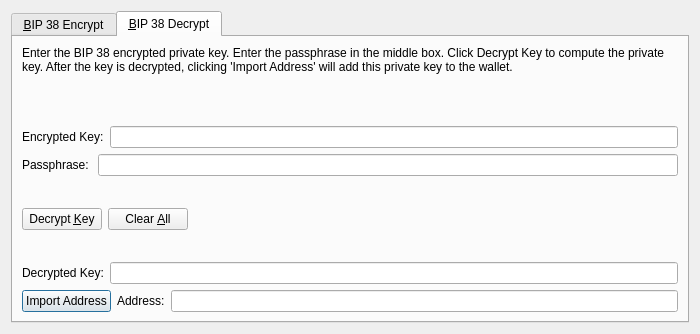
gexanlottery/gexan, file src/qt/forms/bip38tooldialog.ui: the form before one commit.
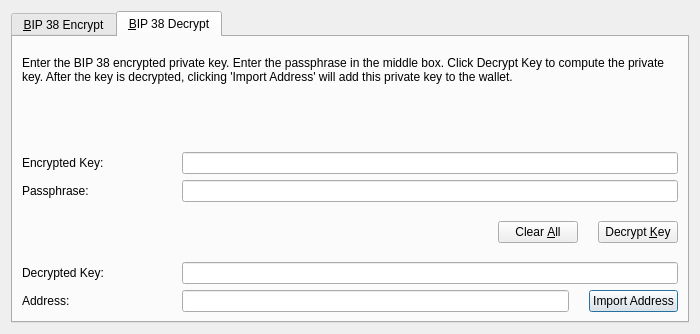
The form after the commit. Icons and pictures are not drawn. Custom widgets are drawn as their Qt base class.

```diff
--- a/src/qt/forms/bip38tooldialog.ui
+++ b/src/qt/forms/bip38tooldialog.ui
@@ -13,12 +13,27 @@
   <property name="windowTitle">
    <string>BIP 38 Tool</string>
   </property>
+  <property name="sizeGripEnabled">
+   <bool>false</bool>
+  </property>
   <property name="modal">
    <bool>true</bool>
   </property>
   <layout class="QVBoxLayout" name="verticalLayout">
    <item>
     <widget class="QTabWidget" name="tabWidget">
+     <property name="minimumSize">
+      <size>
+       <width>150</width>
+       <height>0</height>
+      </size>
+     </property>
+     <property name="tabPosition">
+      <enum>QTabWidget::North</enum>
+     </property>
+     <property name="tabShape">
+      <enum>QTabWidget::Rounded</enum>
+     </property>
      <property name="currentIndex">
       <number>1</number>
      </property>
@@ -252,6 +267,22 @@
        <string>&amp;BIP 38 Decrypt</string>
       </attribute>
       <layout class="QVBoxLayout" name="verticalLayout_VM">
+       <item>
+        <spacer name="verticalSpacer_3">
+         <property name="orientation">
+          <enum>Qt::Vertical</enum>
+         </property>
+         <property name="sizeType">
+          <enum>QSizePolicy::Fixed</enum>
+         </property>
+         <property name="sizeHint" stdset="0">
+          <size>
+           <width>20</width>
+           <height>10</height>
+          </size>
+         </property>
+        </spacer>
+       </item>
        <item>
         <widget class="QLabel" name="infoLabel_DEC">
          <property name="text">
@@ -268,10 +299,32 @@
          </property>
         </widget>
        </item>
+       <item>
+        <spacer name="verticalSpacer_2">
+         <property name="orientation">
+          <enum>Qt::Vertical</enum>
+         </property>
+         <property name="sizeHint" stdset="0">
+          <size>
+           <width>20</width>
+           <height>40</height>
+          </size>
+         </property>
+        </spacer>
+       </item>
        <item>
         <layout class="QHBoxLayout" name="horizontalLayout_3">
+         <property name="spacing">
+          <number>10</number>
+         </property>
          <item>
           <widget class="QLabel" name="label_2">
+           <property name="minimumSize">
+            <size>
+             <width>150</width>
+             <height>0</height>
+            </size>
+           </property>
            <property name="text">
             <string>Encrypted Key:</string>
            </property>
@@ -288,8 +341,17 @@
        </item>
        <item>
         <layout class="QHBoxLayout" name="horizontalLayout">
+         <property name="spacing">
+          <number>10</number>
+         </property>
          <item>
           <widget class="QLabel" name="label">
+           <property name="minimumSize">
+            <size>
+             <width>150</width>
+             <height>0</height>
+            </size>
+           </property>
            <property name="text">
             <string>Passphrase: </string>
            </property>
@@ -306,40 +368,9 @@
        </item>
        <item>
         <layout class="QHBoxLayout" name="horizontalLayout_2_DEC">
-         <item>
-          <widget class="QPushButton" name="decryptKeyButton_DEC">
-           <property name="toolTip">
-            <string>Verify the message to ensure it was signed with the specified GEX address</string>
-           </property>
-           <property name="text">
-            <string>Decrypt &amp;Key</string>
-           </property>
-           <property name="icon">
-            <iconset resource="../gex.qrc">
-             <normaloff>:/icons/transaction_0</normaloff>:/icons/transaction_0</iconset>
-           </property>
-           <property name="autoDefault">
-            <bool>false</bool>
-           </property>
-          </widget>
-         </item>
-         <item>
-          <widget class="QPushButton" name="clearButton_DEC">
-           <property name="toolTip">
-            <string>Reset all verify message fields</string>
-           </property>
-           <property name="text">
-            <string>Clear &amp;All</string>
-           </property>
-           <property name="icon">
-            <iconset resource="../gex.qrc">
-             <normaloff>:/icons/remove</normaloff>:/icons/remove</iconset>
-           </property>
-           <property name="autoDefault">
-            <bool>false</bool>
-           </property>
-          </widget>
-         </item>
+         <property name="spacing">
+          <number>20</number>
+         </property>
          <item>
           <spacer name="horizontalSpacer_1_DEC">
            <property name="orientation">
@@ -382,12 +413,55 @@
            </property>
           </spacer>
          </item>
+         <item>
+          <widget class="QPushButton" name="clearButton_DEC">
+           <property name="toolTip">
+            <string>Reset all verify message fields</string>
+           </property>
+           <property name="text">
+            <string>Clear &amp;All</string>
+           </property>
+           <property name="icon">
+            <iconset resource="../gex.qrc">
+             <normaloff>:/icons/remove</normaloff>:/icons/remove</iconset>
+           </property>
+           <property name="autoDefault">
+            <bool>false</bool>
+           </property>
+          </widget>
+         </item>
+         <item>
+          <widget class="QPushButton" name="decryptKeyButton_DEC">
+           <property name="toolTip">
+            <string>Verify the message to ensure it was signed with the specified GEX address</string>
+           </property>
+           <property name="text">
+            <string>Decrypt &amp;Key</string>
+           </property>
+           <property name="icon">
+            <iconset resource="../gex.qrc">
+             <normaloff>:/icons/key</normaloff>:/icons/key</iconset>
+           </property>
+           <property name="autoDefault">
+            <bool>false</bool>
+           </property>
+          </widget>
+         </item>
         </layout>
        </item>
        <item>
         <layout class="QHBoxLayout" name="horizontalLayout_2">
+         <property name="spacing">
+          <number>10</number>
+         </property>
          <item>
           <widget class="QLabel" name="label_3">
+           <property name="minimumSize">
+            <size>
+             <width>150</width>
+             <height>0</height>
+            </size>
+           </property>
            <property name="text">
             <string>Decrypted Key:</string>
            </property>
@@ -400,15 +474,17 @@
        </item>
        <item>
         <layout class="QHBoxLayout" name="horizontalLayout_4">
-         <item>
-          <widget class="QPushButton" name="importAddressButton_DEC">
-           <property name="text">
-            <string>Import Address</string>
-           </property>
-          </widget>
-         </item>
+         <property name="spacing">
+          <number>10</number>
+         </property>
          <item>
           <widget class="QLabel" name="label_4">
+           <property name="minimumSize">
+            <size>
+             <width>150</width>
+             <height>0</height>
+            </size>
+           </property>
            <property name="text">
             <string>Address:</string>
            </property>
@@ -417,6 +493,29 @@
          <item>
           <widget class="QLineEdit" name="addressOut_DEC"/>
          </item>
+         <item>
+          <spacer name="horizontalSpacer">
+           <property name="orientation">
+            <enum>Qt::Horizontal</enum>
+           </property>
+           <property name="sizeType">
+            <enum>QSizePolicy::Fixed</enum>
+           </property>
+           <property name="sizeHint" stdset="0">
+            <size>
+             <width>10</width>
+             <height>20</height>
+            </size>
+           </property>
+          </spacer>
+         </item>
+         <item>
+          <widget class="QPushButton" name="importAddressButton_DEC">
+           <property name="text">
+            <string>Import Address</string>
+           </property>
+          </widget>
+         </item>
         </layout>
        </item>
       </layout>
```
Left out of the diff: 190 changed lines with no effect on the pictures.
